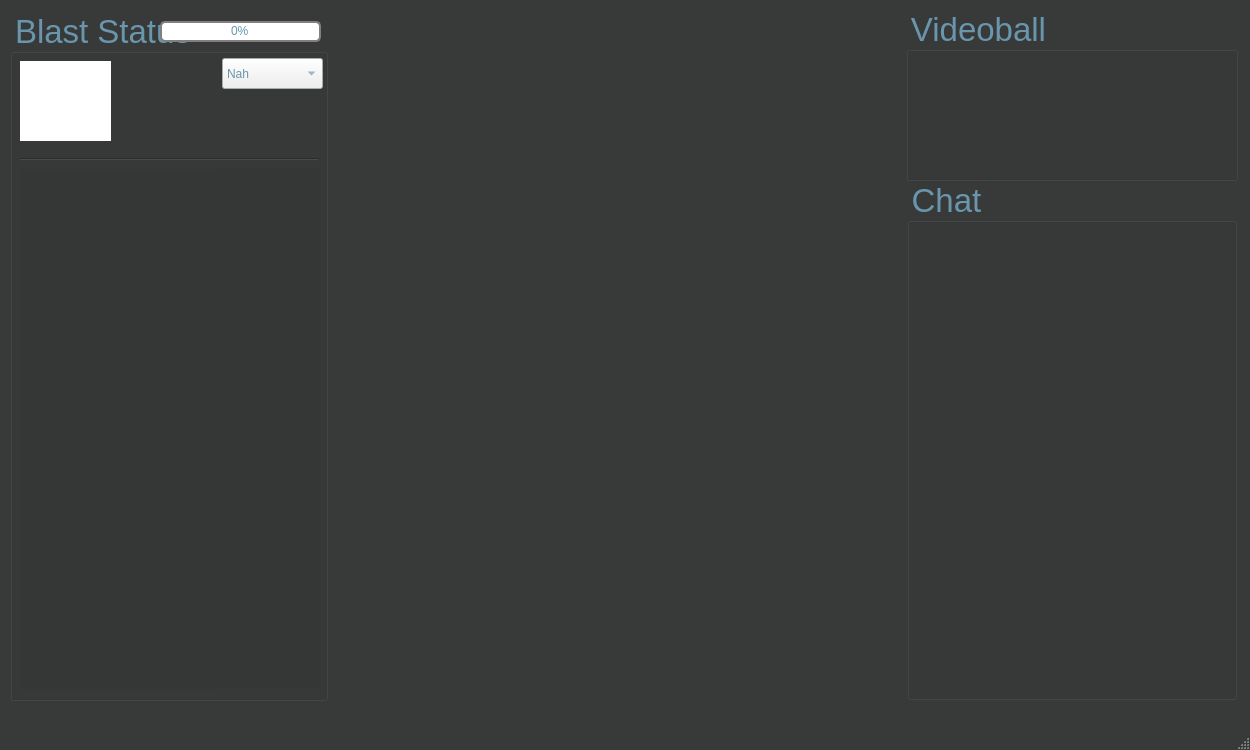
sweldon/blastboard, file dashboard.ui: the form before one commit.
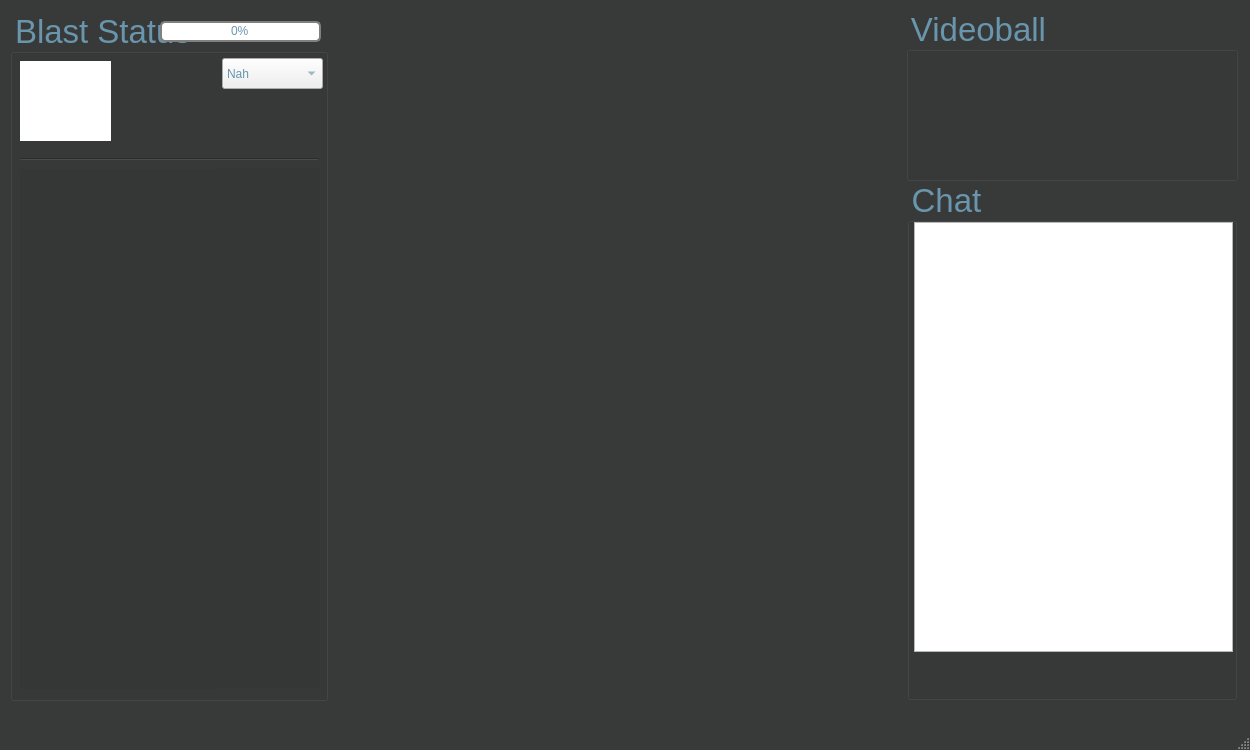
The form after the commit.

Commit message: Implemented working multithreaded chat

```diff
--- a/dashboard.ui
+++ b/dashboard.ui
@@ -1314,6 +1314,19 @@
     <property name="title">
      <string>Chat</string>
     </property>
+    <widget class="QTextBrowser" name="chatDialog">
+     <property name="geometry">
+      <rect>
+       <x>7</x>
+       <y>42</y>
+       <width>319</width>
+       <height>430</height>
+      </rect>
+     </property>
+     <property name="styleSheet">
+      <string notr="true"/>
+     </property>
+    </widget>
    </widget>
   </widget>
   <widget class="QMenuBar" name="menubar">
```
The commit also changes 7 other files.
